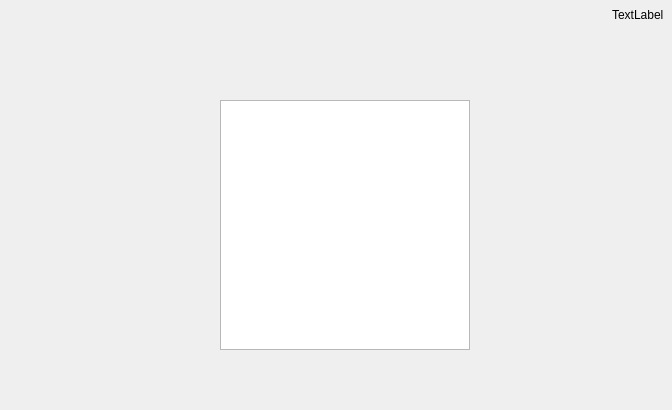
Before: the Qt Designer form ui/projectionplane.ui in jonasstein/clip, drawn with Qt 5.
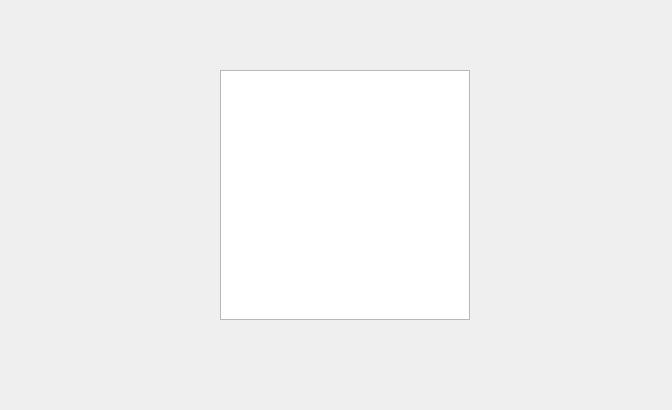
After: the same form once the commit is applied. Custom widgets are drawn as their Qt base class.

Patch:
```diff
--- a/ui/projectionplane.ui
+++ b/ui/projectionplane.ui
@@ -26,25 +26,6 @@
    <item row="0" column="0">
     <widget class="ToolBar" name="toolBar" native="true"/>
    </item>
-   <item row="0" column="1">
-    <widget class="QLabel" name="fpsDisplay">
-     <property name="sizePolicy">
-      <sizepolicy hsizetype="Maximum" vsizetype="Preferred">
-       <horstretch>0</horstretch>
-       <verstretch>0</verstretch>
-      </sizepolicy>
-     </property>
-     <property name="minimumSize">
-      <size>
-       <width>60</width>
-       <height>30</height>
-      </size>
-     </property>
-     <property name="text">
-      <string>TextLabel</string>
-     </property>
-    </widget>
-   </item>
    <item row="1" column="0" colspan="2">
     <widget class="QWidget" name="viewFrame" native="true">
      <property name="sizePolicy">
```
